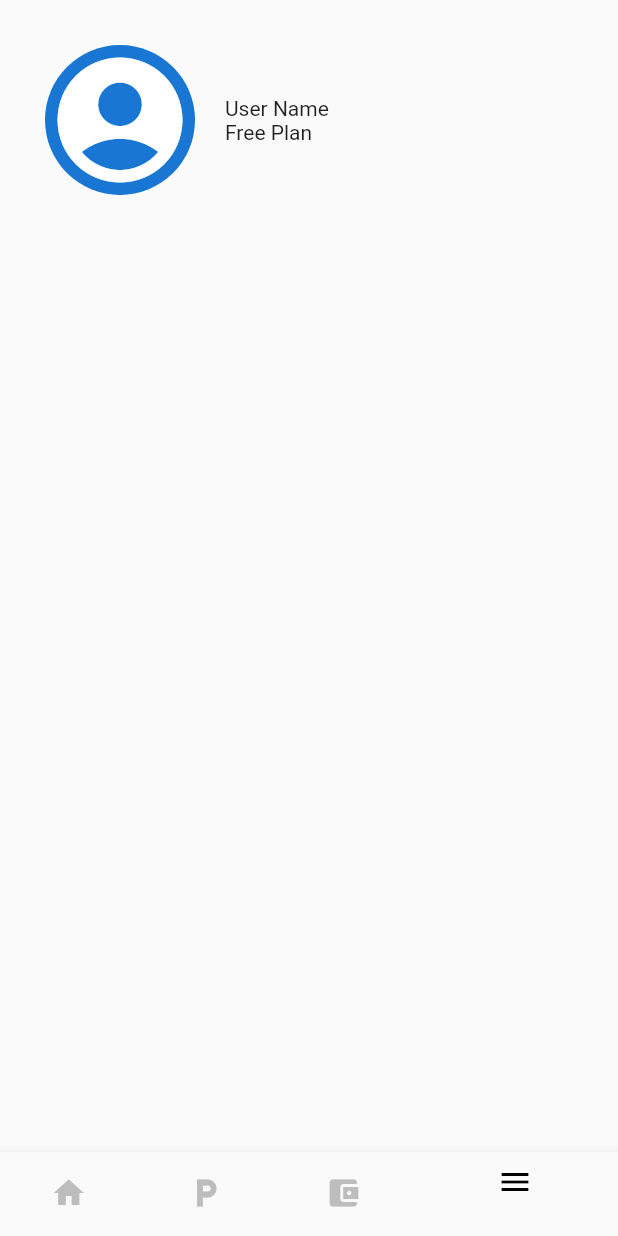
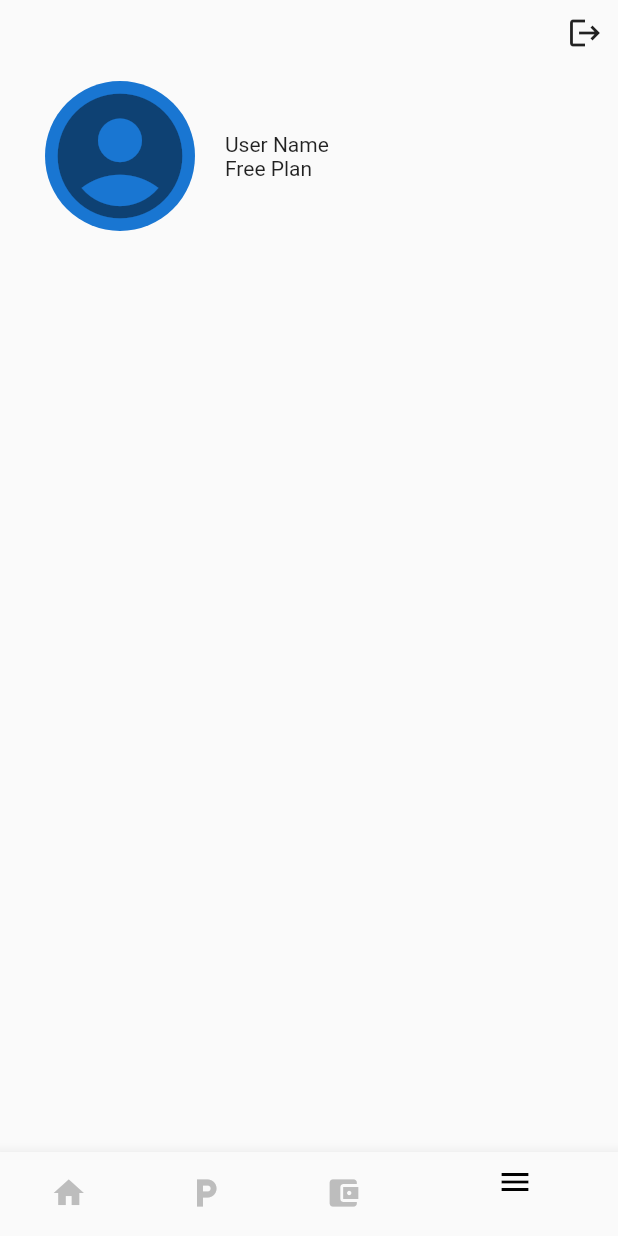
Before and after one commit to anandsm08/parked, a Flutter app: the screen it shows after launch, item 4 of the bottom bar chosen, on a phone screen of 412 x 824 dp. Run offline on Flutter 3.47's test engine with Material 2 defaults, Android fonts, the phone set to English and light mode, and no system bars; our stand-ins replace get, google_maps_flutter; missing offline and left inert: flutter_config, flutter_polyline_points.

Commit message:
map routes and regions

```diff
--- a/parked/lib/main.dart
+++ b/parked/lib/main.dart
@@ -1,5 +1,5 @@
 import 'package:flutter/material.dart';
-import 'package:flutter_dotenv/flutter_dotenv.dart';
+//import 'package:flutter_dotenv/flutter_dotenv.dart';
 import 'package:get/get.dart';
 import 'package:parked/pages/homepage.dart';
 import 'package:parked/pages/userlogin.dart';
--- a/parked/lib/pages/userprofile.dart
+++ b/parked/lib/pages/userprofile.dart
@@ -4,14 +4,9 @@ import 'package:flutter/src/widgets/container.dart';
 import 'package:flutter/src/widgets/framework.dart';
 import 'package:parked/utils/topscreenbar.dart';
 
-class userProfile extends StatefulWidget {
+class userProfile extends StatelessWidget {
   const userProfile({super.key});
 
-  @override
-  State<userProfile> createState() => _userProfileState();
-}
-
-class _userProfileState extends State<userProfile> {
   @override
   Widget build(BuildContext context) {
     return SafeArea(
@@ -20,8 +15,17 @@ class _userProfileState extends State<userProfile> {
         padding: EdgeInsets.fromLTRB(10, 10, 10, 0),
         child: Column(
           children: [
+            Row(
+              mainAxisAlignment: MainAxisAlignment.end,
+              children: [
+                GestureDetector(
+                  child: Icon(Icons.logout),
+                  onTap: () => print('Logged out'),
+                )
+              ],
+            ),
             Container(
-              margin: EdgeInsets.symmetric(horizontal: 20, vertical: 20),
+              margin: const EdgeInsets.symmetric(horizontal: 20, vertical: 20),
               child: Row(
                 crossAxisAlignment: CrossAxisAlignment.center,
                 children: [
@@ -29,6 +33,7 @@ class _userProfileState extends State<userProfile> {
                     radius: 50,
                     child: Icon(
                       Icons.account_circle,
+                      color: Colors.black45,
                       size: 100,
                     ),
                   ),
--- a/parked/lib/utils/topbar.dart
+++ b/parked/lib/utils/topbar.dart
@@ -52,6 +52,7 @@ class TopBar extends StatelessWidget {
                 ),
               ),
               onTap: () => Get.to(() => const sosPage()),
+              //onTap: () => Get.to(() => const SearchPage()),
             ),
           ),
         ],
--- a/parked/pubspec.yaml
+++ b/parked/pubspec.yaml
@@ -45,6 +45,8 @@ dependencies:
   http: ^0.13.5
   flutter_rating_bar: ^4.0.1
   flutter_config: ^2.0.0
+  location: ^4.4.0
+  flutter_polyline_points: ^1.0.0
 
 dev_dependencies:
   flutter_test:
```
Also changed, not shown: parked/lib/pages/homepage.dart (+45 -7 lines), parked/lib/pages/search.dart (added, +75 -0 lines), parked/lib/pages/sos.dart (+3 -7 lines), parked/pubspec.lock, 1 other file.
